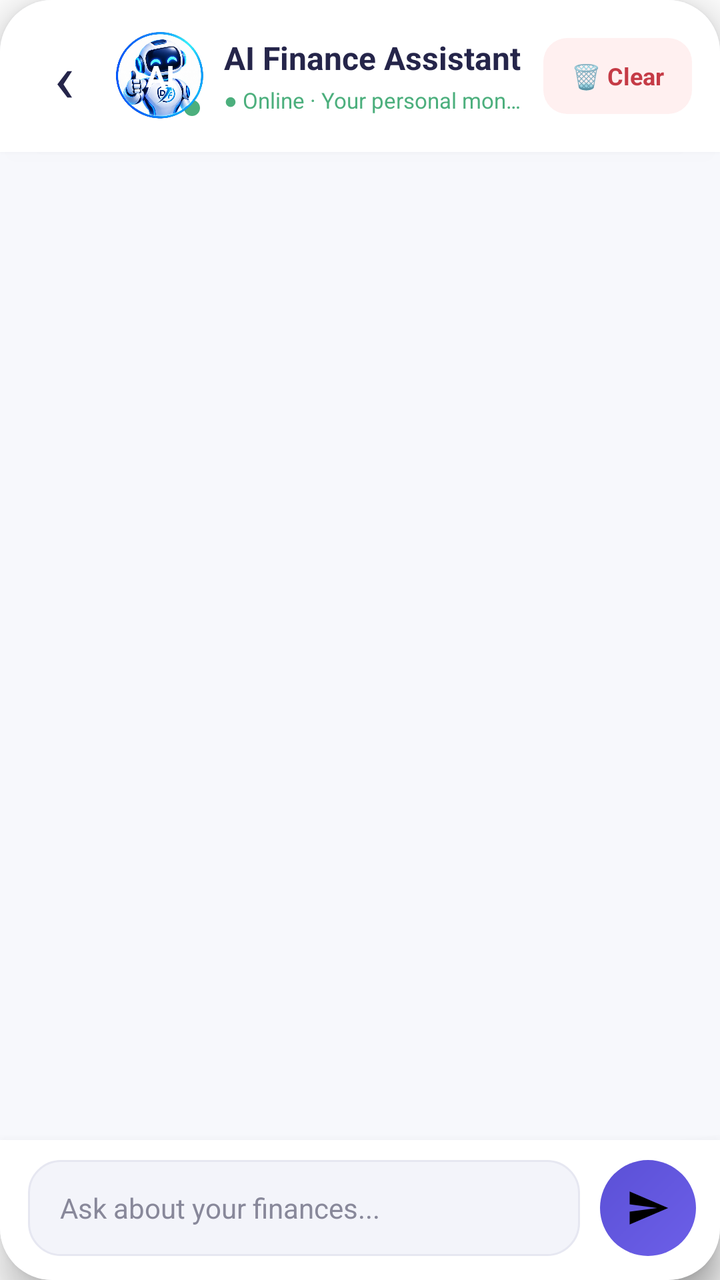
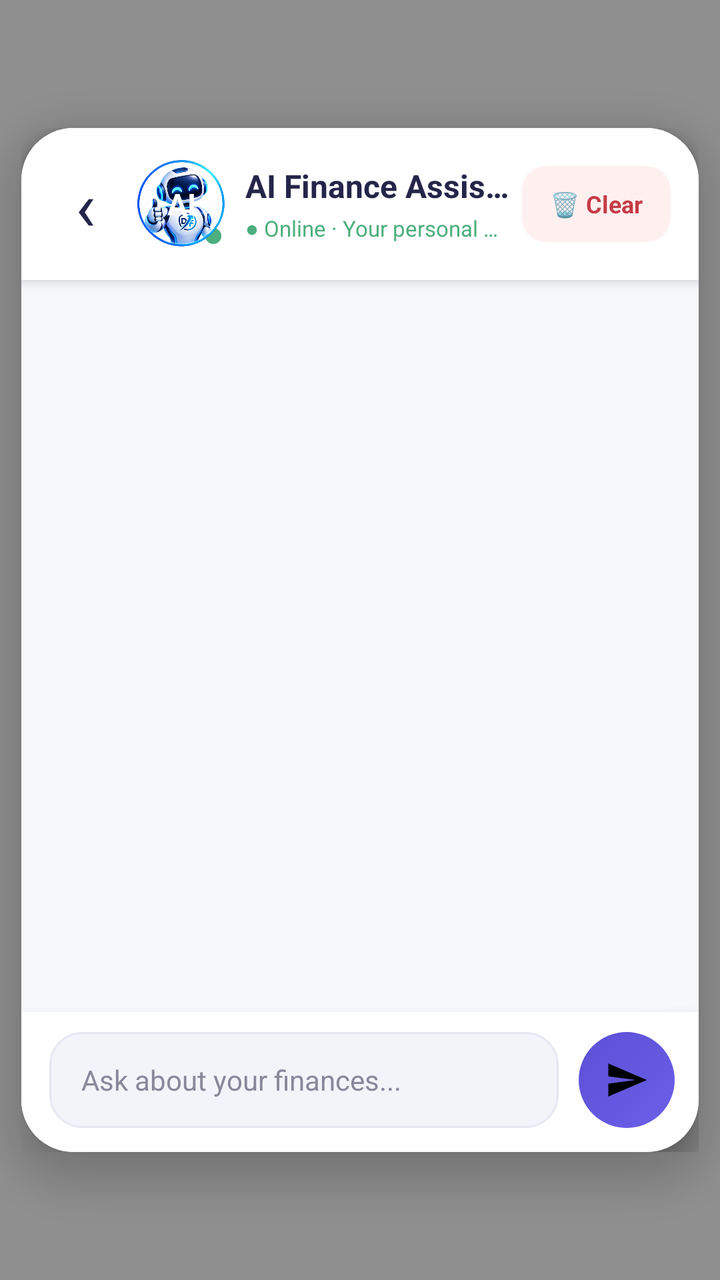

Two renders of the same Android screen: before a commit and after it. Below are the layout's source before the change and the commit's diff.
<!-- AndroidManifest.xml: activity theme Theme.FinanceTracker.AiPopup -->
<!-- res/layout/activity_ai_assistant.xml -->
<?xml version="1.0" encoding="utf-8"?>
<androidx.constraintlayout.widget.ConstraintLayout
    xmlns:android="http://schemas.android.com/apk/res/android"
    xmlns:app="http://schemas.android.com/apk/res-auto"
    android:layout_width="match_parent"
    android:layout_height="match_parent"
    android:background="@drawable/bg_chat_window_rounded"
    android:clipToPadding="true"
    android:elevation="12dp">

    
    <LinearLayout
        android:id="@+id/chatHeader"
        android:layout_width="0dp"
        android:layout_height="76dp"
        android:orientation="horizontal"
        android:gravity="center_vertical"
        android:paddingStart="10dp"
        android:paddingEnd="14dp"
        android:background="@drawable/bg_chat_header_rounded"
        android:elevation="4dp"
        app:layout_constraintTop_toTopOf="parent"
        app:layout_constraintStart_toStartOf="parent"
        app:layout_constraintEnd_toEndOf="parent">

        <TextView
            android:id="@+id/btnBack"
            android:layout_width="44dp"
            android:layout_height="48dp"
            android:gravity="center"
            android:text="‹"
            android:textColor="#25254A"
            android:textSize="34sp"
            android:fontFamily="sans"
            android:contentDescription="Go back"
            android:clickable="true"
            android:focusable="true"
            android:background="@drawable/bg_ripple_circle_soft" />

        <FrameLayout
            android:layout_width="44dp"
            android:layout_height="44dp"
            android:layout_marginStart="4dp">

            <TextView
                android:layout_width="44dp"
                android:layout_height="44dp"
                android:gravity="center"
                android:text="AI"
                android:textColor="#FFFFFF"
                android:textSize="15sp"
                android:textStyle="bold"
                android:background="@drawable/ic_ai_bot_1"
                android:elevation="2dp" />

            <View
                android:layout_width="12dp"
                android:layout_height="12dp"
                android:layout_gravity="bottom|end"
                android:background="@drawable/bg_online_dot" />
        </FrameLayout>

        <LinearLayout
            android:layout_width="0dp"
            android:layout_height="wrap_content"
            android:layout_weight="1"
            android:orientation="vertical"
            android:paddingStart="10dp"
            android:paddingEnd="6dp">

            <TextView
                android:layout_width="match_parent"
                android:layout_height="wrap_content"
                android:text="AI Finance Assistant"
                android:textColor="#25254A"
                android:textSize="16sp"
                android:textStyle="bold"
                android:maxLines="1"
                android:ellipsize="end" />

            <TextView
                android:layout_width="match_parent"
                android:layout_height="wrap_content"
                android:layout_marginTop="3dp"
                android:text="● Online · Your personal money assistant"
                android:textColor="#4CAF7D"
                android:textSize="11sp"
                android:maxLines="1"
                android:ellipsize="end" />
        </LinearLayout>

        <TextView
            android:id="@+id/btnClearChat"
            android:layout_width="wrap_content"
            android:layout_height="38dp"
            android:minWidth="58dp"
            android:gravity="center"
            android:paddingStart="14dp"
            android:paddingEnd="14dp"
            android:text="🗑 Clear"
            android:textColor="#C53B46"
            android:textSize="12sp"
            android:textStyle="bold"
            android:background="@drawable/ai_clear_button_bg"
            android:clickable="true"
            android:focusable="true"
            android:contentDescription="Clear chat history" />
    </LinearLayout>

    
    <ScrollView
        android:id="@+id/chatScrollView"
        android:layout_width="0dp"
        android:layout_height="0dp"
        android:fillViewport="true"
        android:clipToPadding="false"
        android:overScrollMode="ifContentScrolls"
        android:scrollbars="vertical"
        android:background="#F7F8FC"
        android:paddingStart="16dp"
        android:paddingEnd="16dp"
        android:paddingTop="18dp"
        android:paddingBottom="12dp"
        app:layout_constraintTop_toBottomOf="@id/chatHeader"
        app:layout_constraintBottom_toTopOf="@id/chatInputContainer"
        app:layout_constraintStart_toStartOf="parent"
        app:layout_constraintEnd_toEndOf="parent">

        <LinearLayout
            android:id="@+id/chatMessages"
            android:layout_width="match_parent"
            android:layout_height="wrap_content"
            android:orientation="vertical"
            android:paddingBottom="12dp" />
    </ScrollView>

    
    <LinearLayout
        android:id="@+id/chatInputContainer"
        android:layout_width="0dp"
        android:layout_height="wrap_content"
        android:orientation="horizontal"
        android:gravity="center_vertical"
        android:paddingStart="14dp"
        android:paddingEnd="12dp"
        android:paddingTop="10dp"
        android:paddingBottom="12dp"
        android:background="@drawable/bg_chat_input_rounded"
        android:elevation="10dp"
        app:layout_constraintBottom_toBottomOf="parent"
        app:layout_constraintStart_toStartOf="parent"
        app:layout_constraintEnd_toEndOf="parent">

        <EditText
            android:id="@+id/etMessage"
            android:layout_width="0dp"
            android:layout_height="wrap_content"
            android:layout_weight="1"
            android:minHeight="48dp"
            android:maxHeight="120dp"
            android:gravity="center_vertical"
            android:hint="Ask about your finances..."
            android:inputType="textCapSentences|textMultiLine"
            android:imeOptions="actionSend"
            android:maxLines="4"
            android:paddingStart="16dp"
            android:paddingEnd="16dp"
            android:paddingTop="12dp"
            android:paddingBottom="12dp"
            android:textColor="#25254A"
            android:textColorHint="#88889A"
            android:textSize="14sp"
            android:background="@drawable/ai_message_input_bg"
            android:importantForAutofill="no"
            android:autofillHints=""
            android:layout_marginEnd="10dp" />

        <ImageButton
            android:id="@+id/btnSend"
            android:layout_width="48dp"
            android:layout_height="48dp"
            android:padding="13dp"
            android:src="@drawable/ic_send"
            android:scaleType="fitCenter"
            android:background="@drawable/bg_send_button_circle"
            android:contentDescription="Send message" />
    </LinearLayout>
</androidx.constraintlayout.widget.ConstraintLayout>
<!-- resources referenced by this layout -->
<resources>
  <!-- drawable ai_message_input_bg (drawable) -->
  <?xml version="1.0" encoding="utf-8"?>
  <shape xmlns:android="http://schemas.android.com/apk/res/android"
      android:shape="rectangle">
  
      <solid android:color="#F3F4FA" />
  
      <corners android:radius="16dp" />
  
      <stroke
          android:width="1dp"
          android:color="#E6E7F1" />
  
  </shape>
  <!-- drawable bg_chat_header_rounded (drawable) -->
  <?xml version="1.0" encoding="utf-8"?>
  <shape xmlns:android="http://schemas.android.com/apk/res/android" android:shape="rectangle">
      <solid android:color="#FFFFFF"/>
      <corners
          android:topLeftRadius="26dp"
          android:topRightRadius="26dp"
          android:bottomLeftRadius="0dp"
          android:bottomRightRadius="0dp"/>
  </shape>
  <!-- drawable bg_chat_input_rounded (drawable) -->
  <?xml version="1.0" encoding="utf-8"?>
  <shape xmlns:android="http://schemas.android.com/apk/res/android" android:shape="rectangle">
      <solid android:color="#FFFFFF"/>
      <corners
          android:bottomLeftRadius="26dp"
          android:bottomRightRadius="26dp"
          android:topLeftRadius="0dp"
          android:topRightRadius="0dp"/>
  </shape>
  <!-- drawable bg_chat_window_rounded (drawable) -->
  <?xml version="1.0" encoding="utf-8"?>
  <shape xmlns:android="http://schemas.android.com/apk/res/android" android:shape="rectangle">
      <solid android:color="#F7F8FC"/>
      <corners android:radius="26dp"/>
  </shape>
  <!-- drawable bg_online_dot (drawable) -->
  <?xml version="1.0" encoding="utf-8"?>
  <shape xmlns:android="http://schemas.android.com/apk/res/android" android:shape="oval">
      <solid android:color="#4CAF7D"/>
      <stroke android:width="2dp" android:color="#FFFFFF"/>
  </shape>
  <!-- drawable bg_ripple_circle_soft (drawable) -->
  <?xml version="1.0" encoding="utf-8"?>
  <ripple xmlns:android="http://schemas.android.com/apk/res/android"
      android:color="#1F5B50D6">
      <item>
          <shape android:shape="oval">
              <solid android:color="@android:color/transparent"/>
          </shape>
      </item>
  </ripple>
  <!-- drawable bg_send_button_circle (drawable) -->
  <?xml version="1.0" encoding="utf-8"?>
  <ripple xmlns:android="http://schemas.android.com/apk/res/android"
      android:color="#33FFFFFF">
      <item>
          <shape android:shape="oval">
              <gradient
                  android:startColor="#6C5FE8"
                  android:endColor="#5B50D6"
                  android:angle="135"/>
          </shape>
      </item>
  </ripple>
  <!-- drawable ic_send (drawable) -->
  <vector xmlns:android="http://schemas.android.com/apk/res/android"
      android:width="24dp"
      android:height="24dp"
      android:viewportWidth="24"
      android:viewportHeight="24">
  
      <path
          android:fillColor="#000000"
          android:pathData="M2,21l21-9L2,3v7l15,2-15,2v7z" />
  </vector>
  <style name="Theme.FinanceTracker.AiPopup" parent="Theme.FinanceTracker">
          <item name="android:windowIsFloating">true</item>
          <item name="android:windowBackground">@android:color/transparent</item>
          <item name="android:backgroundDimEnabled">true</item>
          <item name="android:windowMinWidthMajor">92%</item>
          <item name="android:windowMinWidthMinor">92%</item>
          <item name="android:windowCloseOnTouchOutside">true</item>
      </style>
  <style name="Theme.FinanceTracker" parent="Base.Theme.FinanceTracker" />
  <style name="Base.Theme.FinanceTracker" parent="Theme.Material3.DayNight.NoActionBar">
          
          
      </style>
  <!-- unchanged entries left out for length: 2 -->
</resources>

<!-- the commit's change to res/layout/activity_ai_assistant.xml (unified diff, before → after) -->
@@ -2,187 +2,208 @@
 <androidx.constraintlayout.widget.ConstraintLayout
     xmlns:android="http://schemas.android.com/apk/res/android"
     xmlns:app="http://schemas.android.com/apk/res-auto"
+    android:id="@+id/rootLayout"
     android:layout_width="match_parent"
     android:layout_height="match_parent"
-    android:background="@drawable/bg_chat_window_rounded"
-    android:clipToPadding="true"
-    android:elevation="12dp">
+    android:fitsSystemWindows="true"
+    android:background="#70000000"
+    android:clickable="true"
+    android:focusable="true">
 
     
-    <LinearLayout
-        android:id="@+id/chatHeader"
-        android:layout_width="0dp"
-        android:layout_height="76dp"
-        android:orientation="horizontal"
-        android:gravity="center_vertical"
-        android:paddingStart="10dp"
-        android:paddingEnd="14dp"
-        android:background="@drawable/bg_chat_header_rounded"
-        android:elevation="4dp"
-        app:layout_constraintTop_toTopOf="parent"
-        app:layout_constraintStart_toStartOf="parent"
-        app:layout_constraintEnd_toEndOf="parent">
-
-        <TextView
-            android:id="@+id/btnBack"
-            android:layout_width="44dp"
-            android:layout_height="48dp"
-            android:gravity="center"
-            android:text="‹"
-            android:textColor="#25254A"
-            android:textSize="34sp"
-            android:fontFamily="sans"
-            android:contentDescription="Go back"
-            android:clickable="true"
-            android:focusable="true"
-            android:background="@drawable/bg_ripple_circle_soft" />
-
-        <FrameLayout
-            android:layout_width="44dp"
-            android:layout_height="44dp"
-            android:layout_marginStart="4dp">
-
-            <TextView
-                android:layout_width="44dp"
-                android:layout_height="44dp"
-                android:gravity="center"
-                android:text="AI"
-                android:textColor="#FFFFFF"
-                android:textSize="15sp"
-                android:textStyle="bold"
-                android:background="@drawable/ic_ai_bot_1"
-                android:elevation="2dp" />
-
-            <View
-                android:layout_width="12dp"
-                android:layout_height="12dp"
-                android:layout_gravity="bottom|end"
-                android:background="@drawable/bg_online_dot" />
-        </FrameLayout>
-
-        <LinearLayout
-            android:layout_width="0dp"
-            android:layout_height="wrap_content"
-            android:layout_weight="1"
-            android:orientation="vertical"
-            android:paddingStart="10dp"
-            android:paddingEnd="6dp">
-
-            <TextView
-                android:layout_width="match_parent"
-                android:layout_height="wrap_content"
-                android:text="AI Finance Assistant"
-                android:textColor="#25254A"
-                android:textSize="16sp"
-                android:textStyle="bold"
-                android:maxLines="1"
-                android:ellipsize="end" />
-
-            <TextView
-                android:layout_width="match_parent"
-                android:layout_height="wrap_content"
-                android:layout_marginTop="3dp"
-                android:text="● Online · Your personal money assistant"
-                android:textColor="#4CAF7D"
-                android:textSize="11sp"
-                android:maxLines="1"
-                android:ellipsize="end" />
-        </LinearLayout>
-
-        <TextView
-            android:id="@+id/btnClearChat"
-            android:layout_width="wrap_content"
-            android:layout_height="38dp"
-            android:minWidth="58dp"
-            android:gravity="center"
-            android:paddingStart="14dp"
-            android:paddingEnd="14dp"
-            android:text="🗑 Clear"
-            android:textColor="#C53B46"
-            android:textSize="12sp"
-            android:textStyle="bold"
-            android:background="@drawable/ai_clear_button_bg"
-            android:clickable="true"
-            android:focusable="true"
-            android:contentDescription="Clear chat history" />
-    </LinearLayout>
-
-    
-    <ScrollView
-        android:id="@+id/chatScrollView"
+    <androidx.constraintlayout.widget.ConstraintLayout
+        android:id="@+id/chatCardContainer"
         android:layout_width="0dp"
         android:layout_height="0dp"
-        android:fillViewport="true"
-        android:clipToPadding="false"
-        android:overScrollMode="ifContentScrolls"
-        android:scrollbars="vertical"
-        android:background="#F7F8FC"
-        android:paddingStart="16dp"
-        android:paddingEnd="16dp"
-        android:paddingTop="18dp"
-        android:paddingBottom="12dp"
-        app:layout_constraintTop_toBottomOf="@id/chatHeader"
-        app:layout_constraintBottom_toTopOf="@id/chatInputContainer"
-        app:layout_constraintStart_toStartOf="parent"
-        app:layout_constraintEnd_toEndOf="parent">
-
-        <LinearLayout
-            android:id="@+id/chatMessages"
-            android:layout_width="match_parent"
-            android:layout_height="wrap_content"
-            android:orientation="vertical"
-            android:paddingBottom="12dp" />
-    </ScrollView>
-
-    
-    <LinearLayout
-        android:id="@+id/chatInputContainer"
-        android:layout_width="0dp"
-        android:layout_height="wrap_content"
-        android:orientation="horizontal"
-        android:gravity="center_vertical"
-        android:paddingStart="14dp"
-        android:paddingEnd="12dp"
-        android:paddingTop="10dp"
-        android:paddingBottom="12dp"
-        android:background="@drawable/bg_chat_input_rounded"
-        android:elevation="10dp"
+        android:background="@drawable/bg_chat_window_rounded"
+        android:clipToPadding="true"
+        android:elevation="12dp"
+        app:layout_constraintWidth_percent="0.94"
+        app:layout_constraintHeight_percent="0.80"
+        app:layout_constraintHeight_min="320dp"
+        app:layout_constraintTop_toTopOf="parent"
         app:layout_constraintBottom_toBottomOf="parent"
         app:layout_constraintStart_toStartOf="parent"
         app:layout_constraintEnd_toEndOf="parent">
 
-        <EditText
-            android:id="@+id/etMessage"
+        
+        <LinearLayout
+            android:id="@+id/chatHeader"
+            android:layout_width="0dp"
+            android:layout_height="76dp"
+            android:orientation="horizontal"
+            android:gravity="center_vertical"
+            android:paddingStart="10dp"
+            android:paddingEnd="14dp"
+            android:background="@drawable/bg_chat_header_rounded"
+            android:elevation="4dp"
+            app:layout_constraintTop_toTopOf="parent"
+            app:layout_constraintStart_toStartOf="parent"
+            app:layout_constraintEnd_toEndOf="parent">
+
+            <TextView
+                android:id="@+id/btnBack"
+                android:layout_width="44dp"
+                android:layout_height="48dp"
+                android:gravity="center"
+                android:text="‹"
+                android:textColor="#25254A"
+                android:textSize="34sp"
+                android:fontFamily="sans"
+                android:contentDescription="Go back"
+                android:clickable="true"
+                android:focusable="true"
+                android:background="@drawable/bg_ripple_circle_soft" />
+
+            <FrameLayout
+                android:layout_width="44dp"
+                android:layout_height="44dp"
+                android:layout_marginStart="4dp">
+
+                <TextView
+                    android:layout_width="44dp"
+                    android:layout_height="44dp"
+                    android:gravity="center"
+                    android:text="AI"
+                    android:textColor="#FFFFFF"
+                    android:textSize="15sp"
+                    android:textStyle="bold"
+                    android:background="@drawable/ic_ai_bot_1"
+                    android:elevation="2dp" />
+
+                <View
+                    android:layout_width="12dp"
+                    android:layout_height="12dp"
+                    android:layout_gravity="bottom|end"
+                    android:background="@drawable/bg_online_dot" />
+            </FrameLayout>
+
+            <LinearLayout
+                android:layout_width="0dp"
+                android:layout_height="wrap_content"
+                android:layout_weight="1"
+                android:orientation="vertical"
+                android:paddingStart="10dp"
+                android:paddingEnd="6dp">
+
+                <TextView
+                    android:layout_width="match_parent"
+                    android:layout_height="wrap_content"
+                    android:text="AI Finance Assistant"
+                    android:textColor="#25254A"
+                    android:textSize="16sp"
+                    android:textStyle="bold"
+                    android:maxLines="1"
+                    android:ellipsize="end" />
+
+                <TextView
+                    android:layout_width="match_parent"
+                    android:layout_height="wrap_content"
+                    android:layout_marginTop="3dp"
+                    android:text="● Online · Your personal money assistant"
+                    android:textColor="#4CAF7D"
+                    android:textSize="11sp"
+                    android:maxLines="1"
+                    android:ellipsize="end" />
+            </LinearLayout>
+
+            <TextView
+                android:id="@+id/btnClearChat"
+                android:layout_width="wrap_content"
+                android:layout_height="38dp"
+                android:minWidth="58dp"
+                android:gravity="center"
+                android:paddingStart="14dp"
+                android:paddingEnd="14dp"
+                android:text="🗑 Clear"
+                android:textColor="#C53B46"
+                android:textSize="12sp"
+                android:textStyle="bold"
+                android:background="@drawable/ai_clear_button_bg"
+                android:clickable="true"
+                android:focusable="true"
+                android:contentDescription="Clear chat history" />
+        </LinearLayout>
+
+        
+        <ScrollView
+            android:id="@+id/chatScrollView"
+            android:layout_width="0dp"
+            android:layout_height="0dp"
+            android:fillViewport="true"
+            android:clipToPadding="false"
+            android:overScrollMode="ifContentScrolls"
+            android:scrollbars="vertical"
+            android:background="#F7F8FC"
+            android:paddingStart="16dp"
+            android:paddingEnd="16dp"
+            android:paddingTop="18dp"
+            android:paddingBottom="12dp"
+            app:layout_constraintTop_toBottomOf="@id/chatHeader"
+            app:layout_constraintBottom_toTopOf="@id/chatInputContainer"
+            app:layout_constraintStart_toStartOf="parent"
+            app:layout_constraintEnd_toEndOf="parent">
+
+            <LinearLayout
+                android:id="@+id/chatMessages"
+                android:layout_width="match_parent"
+                android:layout_height="wrap_content"
+                android:orientation="vertical"
+                android:paddingBottom="12dp" />
+        </ScrollView>
+
+        
+        <LinearLayout
+            android:id="@+id/chatInputContainer"
             android:layout_width="0dp"
             android:layout_height="wrap_content"
-            android:layout_weight="1"
-            android:minHeight="48dp"
-            android:maxHeight="120dp"
+            android:orientation="horizontal"
             android:gravity="center_vertical"
-            android:hint="Ask about your finances..."
-            android:inputType="textCapSentences|textMultiLine"
-            android:imeOptions="actionSend"
-            android:maxLines="4"
-            android:paddingStart="16dp"
-            android:paddingEnd="16dp"
-            android:paddingTop="12dp"
+            android:paddingStart="14dp"
+            android:paddingEnd="12dp"
+            android:paddingTop="10dp"
             android:paddingBottom="12dp"
-            android:textColor="#25254A"
-            android:textColorHint="#88889A"
-            android:textSize="14sp"
-            android:background="@drawable/ai_message_input_bg"
-            android:importantForAutofill="no"
-            android:autofillHints=""
-            android:layout_marginEnd="10dp" />
-
-        <ImageButton
-            android:id="@+id/btnSend"
-            android:layout_width="48dp"
-            android:layout_height="48dp"
-            android:padding="13dp"
-            android:src="@drawable/ic_send"
-            android:scaleType="fitCenter"
-            android:background="@drawable/bg_send_button_circle"
-            android:contentDescription="Send message" />
-    </LinearLayout>
+            android:background="@drawable/bg_chat_input_rounded"
+            android:elevation="10dp"
+            app:layout_constraintBottom_toBottomOf="parent"
+            app:layout_constraintStart_toStartOf="parent"
+            app:layout_constraintEnd_toEndOf="parent">
+
+            <EditText
+                android:id="@+id/etMessage"
+                android:layout_width="0dp"
+                android:layout_height="wrap_content"
+                android:layout_weight="1"
+                android:minHeight="48dp"
+                android:maxHeight="120dp"
+                android:gravity="center_vertical"
+                android:hint="Ask about your finances..."
+                android:inputType="textCapSentences|textMultiLine"
+                android:imeOptions="actionSend"
+                android:maxLines="4"
+                android:paddingStart="16dp"
+                android:paddingEnd="16dp"
+                android:paddingTop="12dp"
+                android:paddingBottom="12dp"
+                android:textColor="#25254A"
+                android:textColorHint="#88889A"
+                android:textSize="14sp"
+                android:background="@drawable/ai_message_input_bg"
+                android:importantForAutofill="no"
+                android:autofillHints=""
+                android:layout_marginEnd="10dp" />
+
+            <ImageButton
+                android:id="@+id/btnSend"
+                android:layout_width="48dp"
+                android:layout_height="48dp"
+                android:padding="13dp"
+                android:src="@drawable/ic_send"
+                android:scaleType="fitCenter"
+                android:background="@drawable/bg_send_button_circle"
+                android:contentDescription="Send message" />
+        </LinearLayout>
+
+    </androidx.constraintlayout.widget.ConstraintLayout>
+
 </androidx.constraintlayout.widget.ConstraintLayout>
<!-- resource entries referenced after the edit -->
@@ -81,12 +81,19 @@
           android:pathData="M2,21l21-9L2,3v7l15,2-15,2v7z" />
   </vector>
   <style name="Theme.FinanceTracker.AiPopup" parent="Theme.FinanceTracker">
-          <item name="android:windowIsFloating">true</item>
+          <item name="android:windowIsTranslucent">true</item>
           <item name="android:windowBackground">@android:color/transparent</item>
-          <item name="android:backgroundDimEnabled">true</item>
-          <item name="android:windowMinWidthMajor">92%</item>
-          <item name="android:windowMinWidthMinor">92%</item>
-          <item name="android:windowCloseOnTouchOutside">true</item>
+          <item name="android:colorBackgroundCacheHint">@null</item>
+          <item name="android:windowDisablePreview">true</item>
+          <item name="android:windowNoTitle">true</item>
+          <item name="android:windowActionBar">false</item>
+          <item name="android:windowContentOverlay">@null</item>
+          <item name="android:windowIsFloating">false</item>
+          <item name="android:windowAnimationStyle">@null</item>
+          <item name="android:backgroundDimEnabled">false</item>
+          <item name="android:statusBarColor">@android:color/transparent</item>
+          <item name="android:navigationBarColor">#000000</item>
+          <item name="android:windowDrawsSystemBarBackgrounds">true</item>
       </style>
   <style name="Theme.FinanceTracker" parent="Base.Theme.FinanceTracker" />
   <style name="Base.Theme.FinanceTracker" parent="Theme.Material3.DayNight.NoActionBar">
